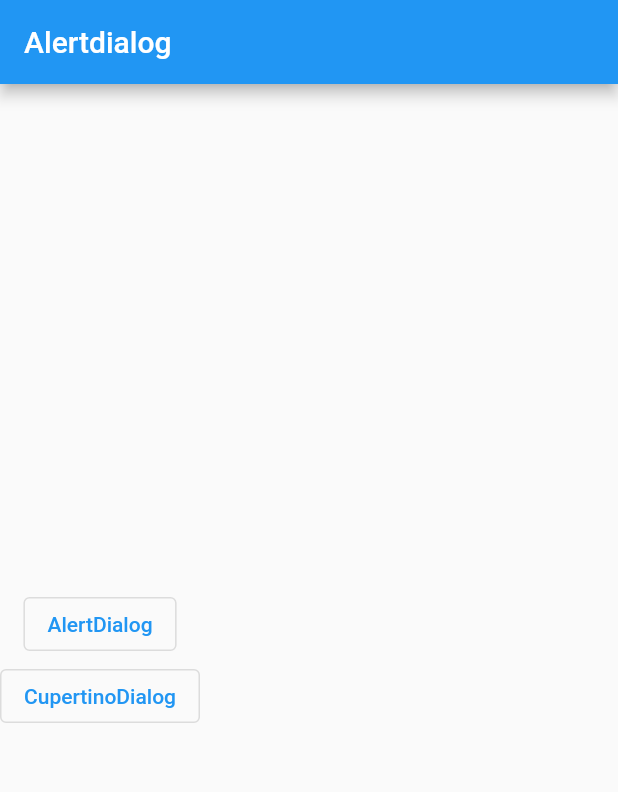
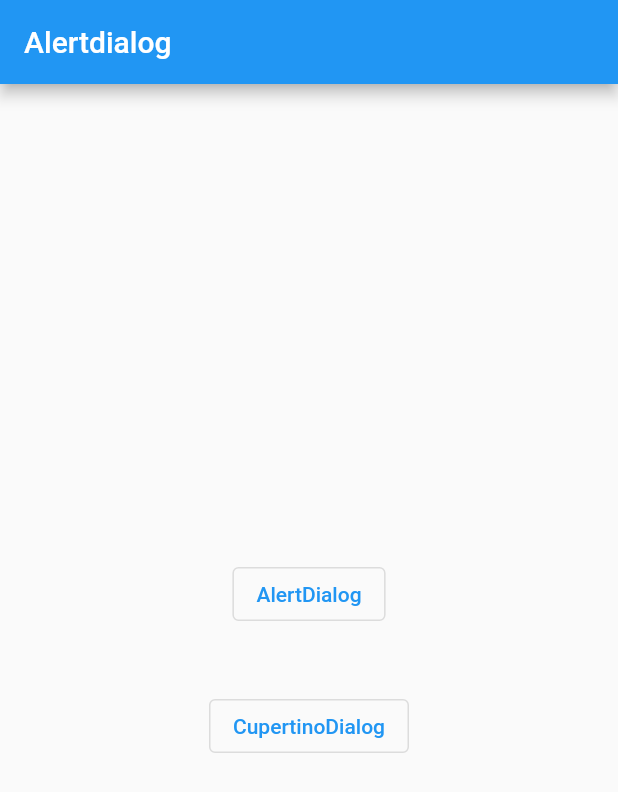
Before and after one commit to amirdev25/Alertdialog-in-Flutter, a Flutter app: the screen it shows after launch, on a phone screen of 412 x 824 dp. Shown: the top 792 px of the screen. Run offline on Flutter 3.47's test engine with Material 2 defaults, Android fonts, the phone set to English and light mode, and no system bars.

Commit message:
Date: 10.01.2023

```diff
--- a/lib/ui/home_page.dart
+++ b/lib/ui/home_page.dart
@@ -25,18 +25,24 @@ class HomePageBody extends StatefulWidget {
 class _HomePageBodyState extends State<HomePageBody> {
   @override
   Widget build(BuildContext context) {
-    return Column(
+    return Center(
+      child: Column(
         mainAxisAlignment: MainAxisAlignment.center,
+        crossAxisAlignment: CrossAxisAlignment.center,
         children: [
           OutlinedButton(
             onPressed: showAlertDialog,
             child: const Text("AlertDialog"),
+          ),
+          const SizedBox(
+            height: 40.0,
           ),
           OutlinedButton(
             onPressed: showCupertinoDialog,
             child: const Text("CupertinoDialog"),
           )
         ],
+      ),
     );
   }
 
@@ -68,7 +74,9 @@ class _HomePageBodyState extends State<HomePageBody> {
         content: const Text("This is main body"),
         actions: [
           TextButton(
-            onPressed: () {},
+            onPressed: () {
+              Navigator.pop(context);
+            },
             child: const Text("Ok"),
           ),
           TextButton(
```
Lines whose indentation alone changed are shown as unchanged.
